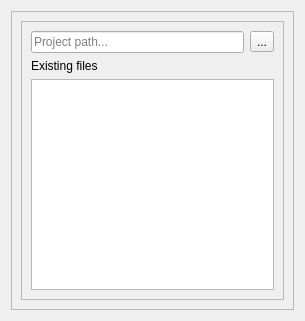
First picture: the form in python/ui/_pipe_open_project.ui, repository moneitor/_pipeline, before the edit.
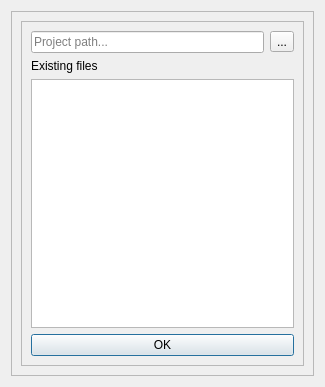
Second picture: the form after the edit.

Diff of the .ui file:
```diff
--- a/python/ui/_pipe_open_project.ui
+++ b/python/ui/_pipe_open_project.ui
@@ -6,8 +6,8 @@
    <rect>
     <x>0</x>
     <y>0</y>
-    <width>305</width>
-    <height>321</height>
+    <width>325</width>
+    <height>387</height>
    </rect>
   </property>
   <property name="windowTitle">
@@ -32,6 +32,9 @@
          <enum>QFrame::Raised</enum>
         </property>
         <layout class="QGridLayout" name="gridLayout_2">
+         <item row="2" column="0">
+          <widget class="QListWidget" name="listWidget"/>
+         </item>
          <item row="0" column="0">
           <layout class="QHBoxLayout" name="horizontalLayout">
            <item>
@@ -57,8 +60,12 @@
            </property>
           </widget>
          </item>
-         <item row="2" column="0">
-          <widget class="QListWidget" name="listWidget"/>
+         <item row="3" column="0">
+          <widget class="QPushButton" name="btn_OK">
+           <property name="text">
+            <string>OK</string>
+           </property>
+          </widget>
          </item>
         </layout>
        </widget>
```
